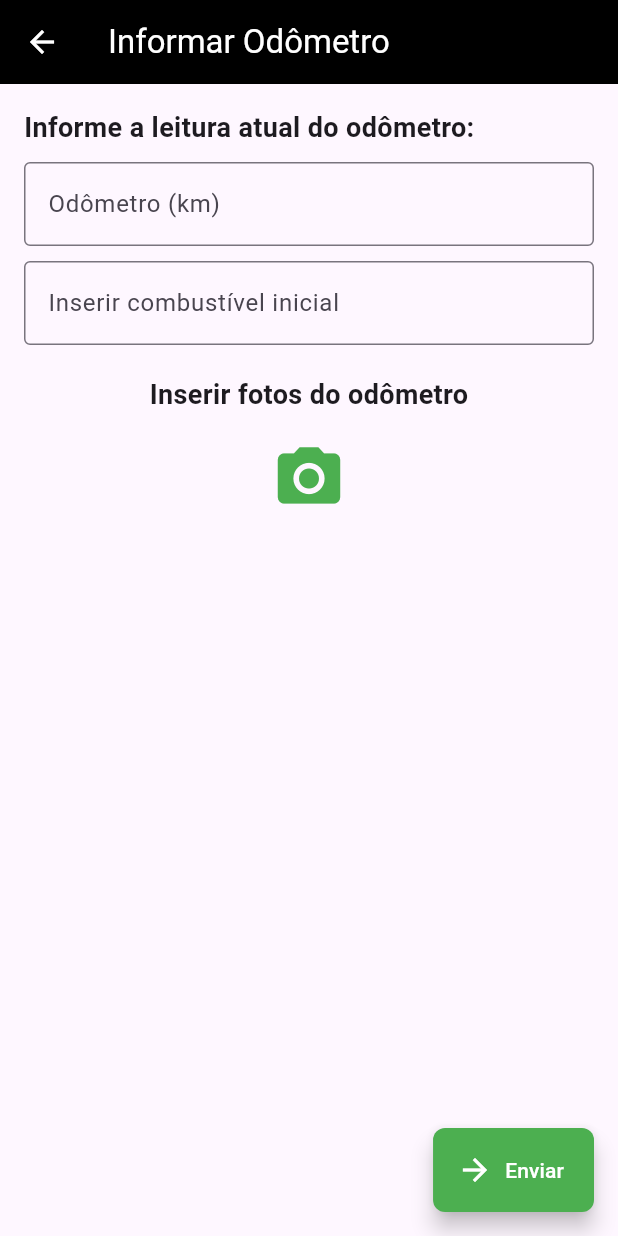
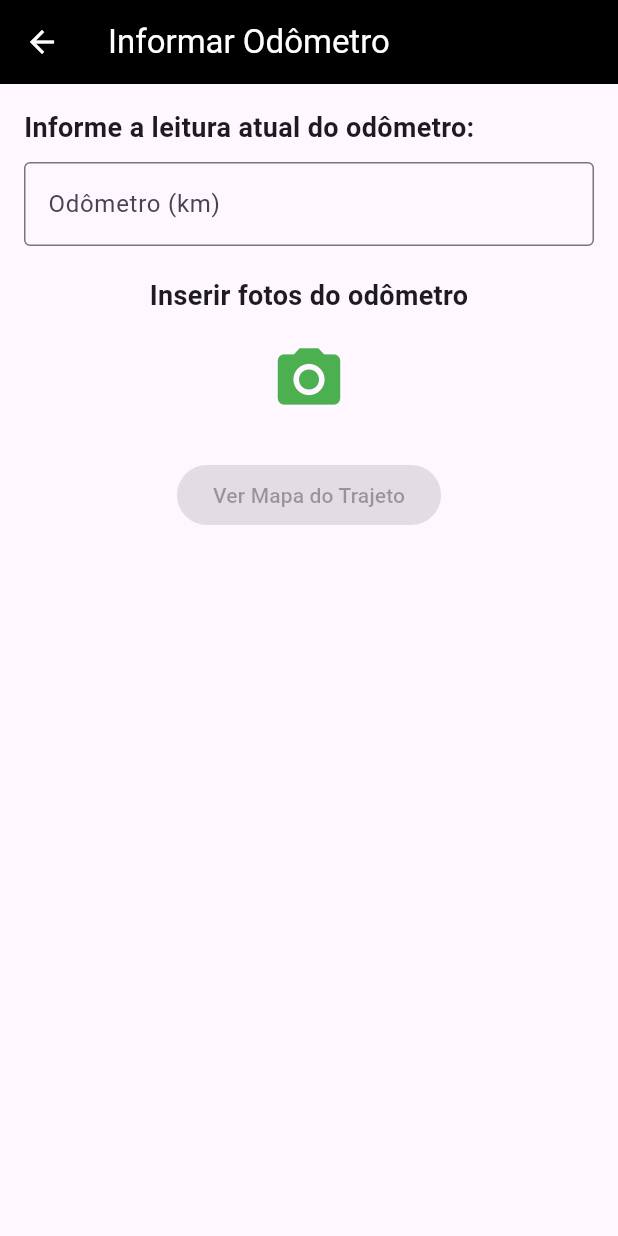
Before and after one commit to CIATEC-senac/controle-frotas-mobile, a Flutter app: the OdometerPage screen opened directly, after a tap on the "camera alt" icon, on a phone screen of 412 x 824 dp. Run offline on Flutter 3.47's test engine with Material 3 defaults, Android fonts, the phone set to English and light mode, and no system bars; our stand-ins replace google_maps_flutter, image_picker; missing offline and left inert: qr_code_scanner.

```diff
--- a/analysis_options.yaml
+++ b/analysis_options.yaml
@@ -7,6 +7,9 @@
 
 # The following line activates a set of recommended lints for Flutter apps,
 # packages, and plugins designed to encourage good coding practices.
+analyzer:
+  errors:
+    library_private_types_in_public_api: ignore
 include: package:flutter_lints/flutter.yaml
 
 linter:
--- /dev/null
+++ b/assets/images/json/passageiros.json
@@ -0,0 +1,5 @@
+[
+    {"nome": "João", "latitude": -23.550520, "longitude": -46.633308},
+    {"nome": "Maria", "latitude": -23.561680, "longitude": -46.625320},
+    {"nome": "Carlos", "latitude": -23.547700, "longitude": -46.636390}
+  ]
--- a/lib/pages/home_page.dart
+++ b/lib/pages/home_page.dart
@@ -131,7 +131,7 @@ class HomePage extends StatelessWidget {
                     Navigator.push(
                       context,
                       MaterialPageRoute(
-                          builder: (context) => HistoricoRotasPage()),
+                          builder: (context) => const HistoricoRotasPage()),
                     );
                   },
                 ),
--- a/lib/pages/odometer_page.dart
+++ b/lib/pages/odometer_page.dart
@@ -1,13 +1,63 @@
+import 'dart:io';
+import 'package:alfaid/pages/map_parge.dart';
+
+import 'package:flutter/foundation.dart';
 import 'package:flutter/material.dart';
+import 'package:image_picker/image_picker.dart';
 
-class OdometerPage extends StatelessWidget {
+class OdometerPage extends StatefulWidget {
   const OdometerPage({super.key});
 
   @override
+  State<OdometerPage> createState() => _OdometerPageState();
+}
+
+class _OdometerPageState extends State<OdometerPage> {
+  final TextEditingController odometerController = TextEditingController();
+  Uint8List? _imageBytes;
+  File? _selectedImage;
+  bool _isButtonEnabled = false;
+
+  void _pickImage() async {
+    try {
+      final pickedFile = await ImagePicker().pickImage(source: ImageSource.camera);
+      if (pickedFile != null) {
+        if (kIsWeb) {
+          final imageBytes = await pickedFile.readAsBytes();
+          setState(() {
+            _imageBytes = imageBytes;
+            _updateButtonState();
+          });
+        } else {
+          setState(() {
+            _selectedImage = File(pickedFile.path);
+            _updateButtonState();
+          });
+        }
+      }
+    } catch (e) {
+      debugPrint("Erro ao capturar imagem: $e");
+    }
+  }
+
+  void _updateButtonState() {
+    setState(() {
+      _isButtonEnabled = odometerController.text.isNotEmpty &&
+          (_selectedImage != null || _imageBytes != null);
+    });
+  }
+
+  void _navigateToMapPage() {
+    Navigator.push(
+      context,
+      MaterialPageRoute(
+        builder: (context) => const MapPage(), // Página do mapa
+      ),
+    );
+  }
+
+  @override
   Widget build(BuildContext context) {
-    final TextEditingController odometerController = TextEditingController();
-    final TextEditingController fuelController = TextEditingController();
-
     return Scaffold(
       appBar: AppBar(
         backgroundColor: Colors.black,
@@ -18,7 +68,7 @@ class OdometerPage extends StatelessWidget {
         leading: IconButton(
           icon: const Icon(Icons.arrow_back, color: Colors.white),
           onPressed: () {
-            Navigator.pop(context); // Volta para a página anterior
+            Navigator.pop(context);
           },
         ),
       ),
@@ -39,15 +89,7 @@ class OdometerPage extends StatelessWidget {
                 labelText: 'Odômetro (km)',
                 border: OutlineInputBorder(),
               ),
-            ),
-            const SizedBox(height: 10),
-            TextField(
-              controller: fuelController,
-              keyboardType: TextInputType.number,
-              decoration: const InputDecoration(
-                labelText: 'Inserir combustível inicial',
-                border: OutlineInputBorder(),
-              ),
+              onChanged: (value) => _updateButtonState(),
             ),
             const SizedBox(height: 20),
             const Center(
@@ -64,39 +106,40 @@ class OdometerPage extends StatelessWidget {
                   size: 50,
                   color: Colors.green,
                 ),
-                onPressed: () {
-                  // Ação ao clicar no botão da câmera para capturar a foto do odômetro
-                  // Aqui você pode adicionar a lógica para abrir a câmera
-                },
+                onPressed: _pickImage,
+              ),
+            ),
+            if (_imageBytes != null)
+              Center(
+                child: Image.memory(
+                  _imageBytes!,
+                  width: 150,
+                  height: 150,
+                  fit: BoxFit.cover,
+                ),
+              )
+            else if (_selectedImage != null)
+              Center(
+                child: Image.file(
+                  _selectedImage!,
+                  width: 150,
+                  height: 150,
+                  fit: BoxFit.cover,
+                ),
+              ),
+            const SizedBox(height: 20),
+            Center(
+              child: ElevatedButton(
+                onPressed: _isButtonEnabled ? _navigateToMapPage : null,
+                style: ElevatedButton.styleFrom(
+                  backgroundColor: Colors.green,
+                ),
+                child: const Text('Ver Mapa do Trajeto'),
               ),
             ),
           ],
         ),
       ),
-      floatingActionButton: FloatingActionButton.extended(
-        onPressed: () {
-          // Ação ao clicar em "Enviar", como salvar o valor ou navegar
-          Navigator.pop(
-              context,
-              odometerController
-                  .text); // Retorna o valor para a página anterior
-        },
-        icon: const Icon(
-          Icons.arrow_forward,
-          color: Colors.white,
-        ),
-        label: const Text(
-          'Enviar',
-          style: TextStyle(color: Colors.white),
-        ),
-        backgroundColor: Colors.green,
-        shape: RoundedRectangleBorder(
-          borderRadius:
-              BorderRadius.circular(8), // Reduz as bordas arredondadas
-        ),
-      ),
-      floatingActionButtonLocation: FloatingActionButtonLocation
-          .endFloat, // Posiciona no canto inferior direito
     );
   }
 }
--- a/pubspec.yaml
+++ b/pubspec.yaml
@@ -32,10 +32,13 @@ dependencies:
     sdk: flutter
 
   qr_code_scanner: ^0.7.0
+  google_maps: 8.1.1
+  image_picker: ^0.8.7
 
   # The following adds the Cupertino Icons font to your application.
   # Use with the CupertinoIcons class for iOS style icons.
   cupertino_icons: ^1.0.8
+  google_maps_flutter: ^2.10.0
 
 dev_dependencies:
   flutter_test:
```
Also changed, not shown: lib/pages/historico_page.dart (+13 -11 lines), lib/pages/map_parge.dart (added, +71 -0 lines), pubspec.lock, 9 other files.
